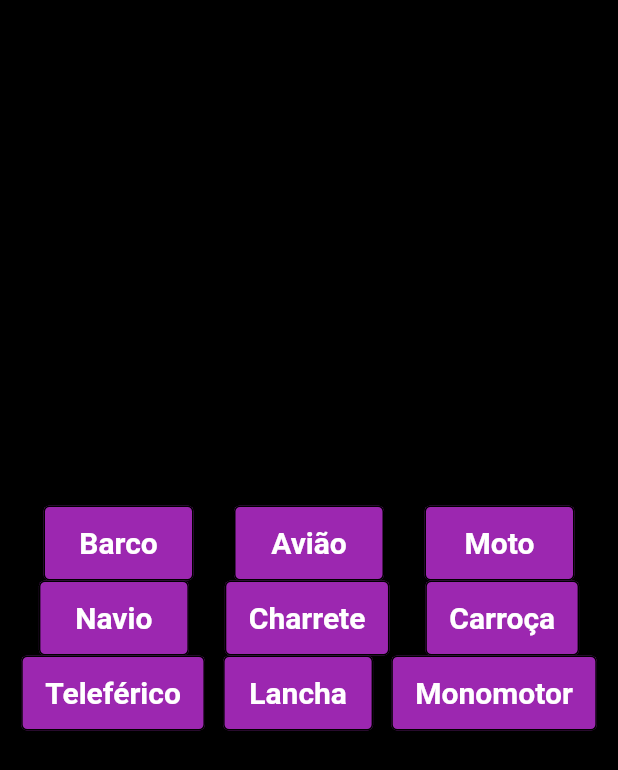
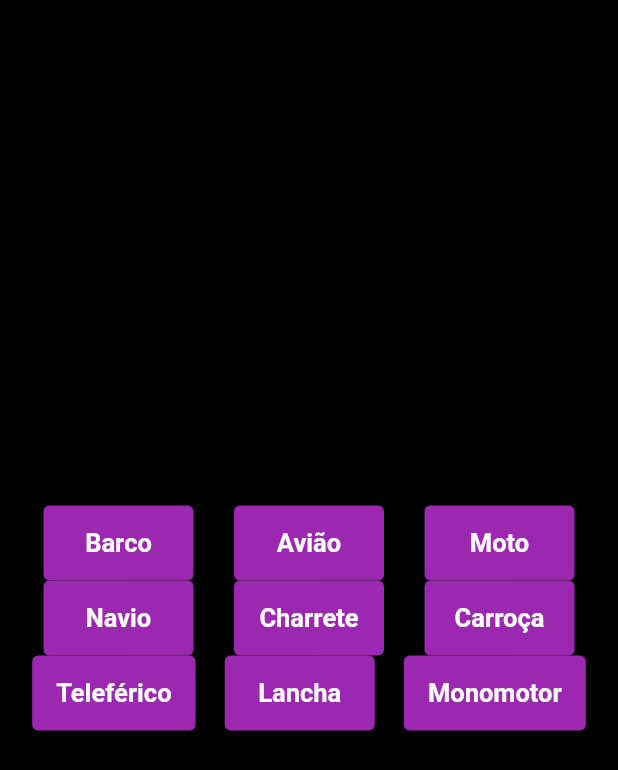
Before and after one commit to MouraRaquel/memory_extreme_app, a Flutter app: the Categoria screen opened directly, on a phone screen of 412 x 824 dp. Shown: the top 770 px of the screen. Run offline on Flutter 3.47's test engine with Material 2 defaults, Android fonts, the phone set to English and light mode, and no system bars.

Commit message:
Cria estilo da fonte

```diff
--- a/lib/pages/jogo_palavras.dart
+++ b/lib/pages/jogo_palavras.dart
@@ -141,6 +141,8 @@ class OpcoesPalavras extends StatelessWidget {
 class Categoria extends StatelessWidget {
 
   List<String> clicadas = [];
+  List<String> palavrasSelecionadas = [];
+
 
   List<String> _frutas = ['Maçã', 'Mamão', 'Abacaxi', 'Pêra', 'Uva', 'Manga',
     'Goiaba', 'Banana', 'Laranja', 'Limão', 'Abacate', 'Pêssego', 'Melância',
@@ -148,7 +150,7 @@ class Categoria extends StatelessWidget {
     'Tangerina', 'Ameixa', 'Carambola', 'Amora', 'Romã', 'Pitaya'
   ];
 
-  List<String> _profissao = ['Advogado', 'Bombeiro', 'Mecânico', 'Cabeleireiro',
+  List<String> _profissao = ['Advogado', 'Bombeiro', 'Mecânico', 'Porteiro',
     'Vendedor', 'Professor', 'Empresário', 'Policial', 'Juiz', 'Motorista',
     'Enfermeiro', 'Médico', 'Veterinário', 'Psicólogo', 'Segurança',
     'Faxineira', 'Engenheiro', 'Arquiteto', 'Farmacêutico', 'Dentista',
@@ -156,8 +158,8 @@ class Categoria extends StatelessWidget {
   ];
 
   List<String> _veiculos = ['Carro', 'Avião', 'Moto', 'Bicicleta', 'Trator',
-    'Foguete', 'Caminhão', 'Navio', 'Barco', 'Lancha', 'Caminhonete',
-    'Monomotor', 'Triciclo', 'Retroescavadeira', 'Jetsky', 'Caiaque',
+    'Foguete', 'Caminhão', 'Navio', 'Barco', 'Lancha', 'Jatinho',
+    'Monomotor', 'Triciclo', 'Van', 'Jetsky', 'Caiaque',
     'Helicóptero', 'ônibus', 'Trem',  'Metrô', 'Bondinho', 'Teleférico',
     'Carroça', 'Charrete', 'Reboque'
   ];
@@ -170,13 +172,14 @@ class Categoria extends StatelessWidget {
   }
 
   _body(context) {
-    List<String> frutasEmbaralhadas = frutas..shuffle();
-    print(frutasEmbaralhadas);
+    var _fontes = TextStyle(fontSize: 17, fontWeight: FontWeight.bold,
+        color: Colors.white);
     var categorias = [frutas, veiculos, profissao];
     final _random = new Random();
-    var categoriaSelecionada = categorias[_random.nextInt(categorias.length)];
-    var categoriaEmbaralhada = (categoriaSelecionada.toList()..shuffle());
-    var palavrasSelecionadas = categoriaEmbaralhada.take(9).toList();
+    var palavrasSelecionadas = categorias[_random.nextInt(categorias.length)]..shuffle();
+    //var  = categoriaSelecionada..shuffle();
+    print("Selecionadas: $palavrasSelecionadas");
+
 
     Size size = MediaQuery.of(context).size;
     return Container(
@@ -190,19 +193,19 @@ class Categoria extends StatelessWidget {
             mainAxisAlignment: MainAxisAlignment.spaceEvenly,
             children: <Widget>[
               ElevatedButton(
-                  style: ElevatedButton.styleFrom(primary: Colors.purple, minimumSize: Size(100, 50), side: BorderSide()),
+                  style: ElevatedButton.styleFrom(primary: Colors.purple, minimumSize: Size(100, 50)),
                   onPressed: () {
                     clicadas.add("${palavrasSelecionadas[0]}");
+                    print(clicadas);
                     _verificarPalavras(context);
                     enabled:
                     true;
                   },
                   child: Text("${palavrasSelecionadas[0]}",
                       textAlign: TextAlign.center,
-                      style: TextStyle(fontSize: 20, fontWeight: FontWeight.bold,
-                          color: Colors.white))),
+                      style: _fontes)),
                   ElevatedButton(
-                  style: ElevatedButton.styleFrom(primary: Colors.purple, minimumSize: Size(100, 50), side: BorderSide()),
+                  style: ElevatedButton.styleFrom(primary: Colors.purple, minimumSize: Size(100, 50)),
                   onPressed: () {
                     clicadas.add("${palavrasSelecionadas[1]}");
                     _verificarPalavras(context);
@@ -211,10 +214,9 @@ class Categoria extends StatelessWidget {
                   },
                   child: Text("${palavrasSelecionadas[1]}",
                       textAlign: TextAlign.center,
-                      style: TextStyle(fontSize: 20, fontWeight: FontWeight.bold,
-                          color: Colors.white))),
+                      style: _fontes)),
               ElevatedButton(
-                  style: ElevatedButton.styleFrom(primary: Colors.purple, minimumSize: Size(100, 50), side: BorderSide()),
+                  style: ElevatedButton.styleFrom(primary: Colors.purple, minimumSize: Size(100, 50)),
                   onPressed: () {
                     clicadas.add("${palavrasSelecionadas[2]}");
                     _verificarPalavras(context);
@@ -223,15 +225,14 @@ class Categoria extends StatelessWidget {
                   },
                   child: Text("${palavrasSelecionadas[2]}",
                       textAlign: TextAlign.center,
-                      style: TextStyle(fontSize: 20, fontWeight: FontWeight.bold,
-                          color: Colors.white))),
+                      style: _fontes)),
             ],
           ),
           Row(
             mainAxisAlignment: MainAxisAlignment.spaceEvenly,
             children: <Widget>[
               ElevatedButton(
-                  style: ElevatedButton.styleFrom(primary: Colors.purple, minimumSize: Size(100, 50), side: BorderSide()),
+                  style: ElevatedButton.styleFrom(primary: Colors.purple, minimumSize: Size(100, 50)),
                   onPressed: () {
                     clicadas.add("${palavrasSelecionadas[3]}");
                     _verificarPalavras(context);
@@ -240,10 +241,9 @@ class Categoria extends StatelessWidget {
                   },
                   child: Text("${palavrasSelecionadas[3]}",
                       textAlign: TextAlign.center,
-                      style: TextStyle(fontSize: 20, fontWeight: FontWeight.bold,
-                          color: Colors.white))),
+                      style: _fontes)),
               ElevatedButton(
-                  style: ElevatedButton.styleFrom(primary: Colors.purple, minimumSize: Size(100, 50), side: BorderSide()),
+                  style: ElevatedButton.styleFrom(primary: Colors.purple, minimumSize: Size(100, 50)),
                   onPressed: () {
                     clicadas.add("${palavrasSelecionadas[4]}");
                     _verificarPalavras(context);
@@ -252,10 +252,9 @@ class Categoria extends StatelessWidget {
                   },
                   child: Text("${palavrasSelecionadas[4]}",
                       textAlign: TextAlign.center,
-                      style: TextStyle(fontSize: 20, fontWeight: FontWeight.bold,
-                          color: Colors.white))),
+                      style: _fontes)),
               ElevatedButton(
-                  style: ElevatedButton.styleFrom(primary: Colors.purple, minimumSize: Size(100, 50), side: BorderSide()),
+                  style: ElevatedButton.styleFrom(primary: Colors.purple, minimumSize: Size(100, 50)),
                   onPressed: () {
                     clicadas.add("${palavrasSelecionadas[5]}");
                     _verificarPalavras(context);
@@ -264,15 +263,14 @@ class Categoria extends StatelessWidget {
                   },
                   child: Text("${palavrasSelecionadas[5]}",
                       textAlign: TextAlign.center,
-                      style: TextStyle(fontSize: 20, fontWeight: FontWeight.bold,
-                          color: Colors.white))),
+                      style: _fontes)),
             ],
           ),
           Row(
             mainAxisAlignment: MainAxisAlignment.spaceEvenly,
             children: <Widget>[
               ElevatedButton(
-                  style: ElevatedButton.styleFrom(primary: Colors.purple, minimumSize: Size(100, 50), side: BorderSide()),
+                  style: ElevatedButton.styleFrom(primary: Colors.purple, minimumSize: Size(100, 50)),
                   onPressed: () {
                     clicadas.add("${palavrasSelecionadas[6]}");
                     _verificarPalavras(context);
@@ -281,10 +279,9 @@ class Categoria extends StatelessWidget {
                   },
                   child: Text("${palavrasSelecionadas[6]}",
                       textAlign: TextAlign.center,
-                      style: TextStyle(fontSize: 20, fontWeight: FontWeight.bold,
-                          color: Colors.white))),
+                      style: _fontes)),
               ElevatedButton(
-                  style: ElevatedButton.styleFrom(primary: Colors.purple, minimumSize: Size(100, 50), side: BorderSide()),
+                  style: ElevatedButton.styleFrom(primary: Colors.purple, minimumSize: Size(100, 50)),
                   onPressed: () {
                     clicadas.add("${palavrasSelecionadas[7]}");
                     _verificarPalavras(context);
@@ -293,10 +290,9 @@ class Categoria extends StatelessWidget {
                   },
                   child: Text("${palavrasSelecionadas[7]}",
                       textAlign: TextAlign.center,
-                      style: TextStyle(fontSize: 20, fontWeight: FontWeight.bold,
-                          color: Colors.white))),
+                      style: _fontes)),
               ElevatedButton(
-                  style: ElevatedButton.styleFrom(primary: Colors.purple, minimumSize: Size(100, 50), side: BorderSide()),
+                  style: ElevatedButton.styleFrom(primary: Colors.purple, minimumSize: Size(100, 50)),
                   onPressed: () {
                     clicadas.add("${palavrasSelecionadas[8]}");
                     _verificarPalavras(context);
@@ -305,8 +301,7 @@ class Categoria extends StatelessWidget {
                   },
                   child: Text("${palavrasSelecionadas[8]}",
                       textAlign: TextAlign.center,
-                      style: TextStyle(fontSize: 20, fontWeight: FontWeight.bold,
-                          color: Colors.white))),
+                      style: _fontes)),
             ],
           ),
         ],
@@ -333,7 +328,7 @@ class Categoria extends StatelessWidget {
   }
 
   _verificarPalavras(BuildContext context) {
-    if( clicadas.contains(frutas) ) {
+    if( palavrasSelecionadas.contains(clicadas) ) {
       _palavrasCorretas(context);
       print("Contém");
     }else{
```
